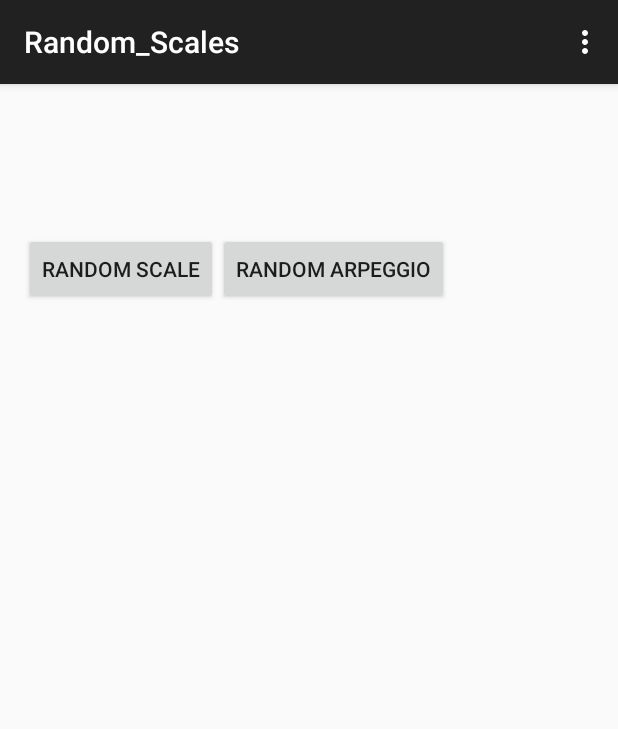
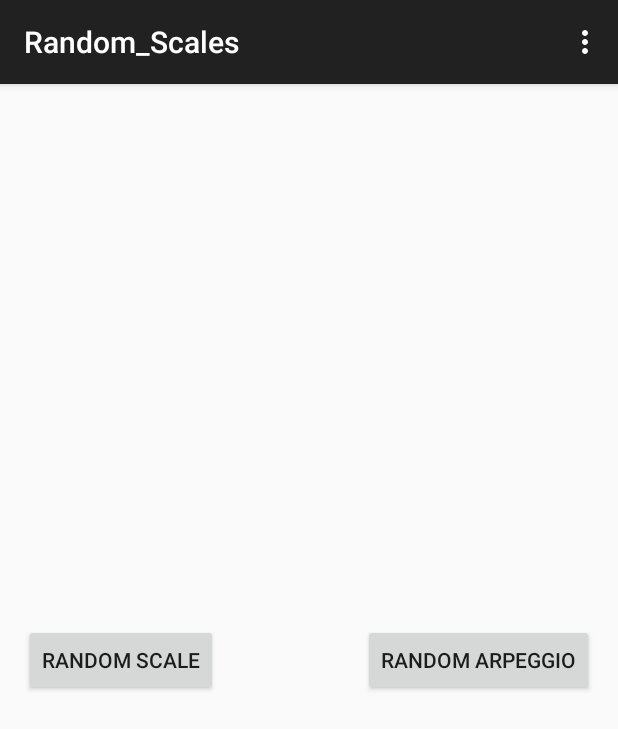
Before and after one commit to andrewreeman/RandomScales, an Android app: the screen it shows after launch (MainActivity), on a phone screen of 412 x 824 dp. Shown: the top 729 px of the screen. Run offline under Robolectric (Android 15) with nearby library versions, the phone set to English and light mode, and no system bars.

Commit message:
Better Layout for result

```diff
--- a/app/src/main/res/layout/activity_main.xml
+++ b/app/src/main/res/layout/activity_main.xml
@@ -11,29 +11,28 @@
         android:layout_height="wrap_content"
         android:text="Random scale"
         android:id="@+id/randScale"
+        android:onClick="generateScale"
+        android:layout_alignTop="@+id/randArp"
         android:layout_alignParentLeft="true"
-        android:layout_alignParentStart="true"
-        android:layout_marginTop="83dp"
-        android:onClick="generateScale" />
+        android:layout_alignParentStart="true" />
 
     <Button
         android:layout_width="wrap_content"
         android:layout_height="wrap_content"
         android:text="Random Arpeggio"
         android:id="@+id/randArp"
-        android:layout_alignBottom="@+id/randScale"
-        android:layout_toRightOf="@+id/randScale"
-        android:layout_toEndOf="@+id/randScale"
-        android:onClick="generateArpeggio" />
+        android:onClick="generateArpeggio"
+        android:layout_centerVertical="true"
+        android:layout_alignParentRight="true"
+        android:layout_alignParentEnd="true" />
 
     <TextView
         android:layout_width="wrap_content"
         android:layout_height="wrap_content"
         android:textAppearance="?android:attr/textAppearanceMedium"
         android:id="@+id/randResult"
-        android:layout_below="@+id/randScale"
-        android:layout_alignParentLeft="true"
-        android:layout_alignParentStart="true"
-        android:text="" />
+        android:text=""
+        android:layout_centerInParent="true"
+        android:layout_below="@+id/randScale" />
 
 </RelativeLayout>
```
